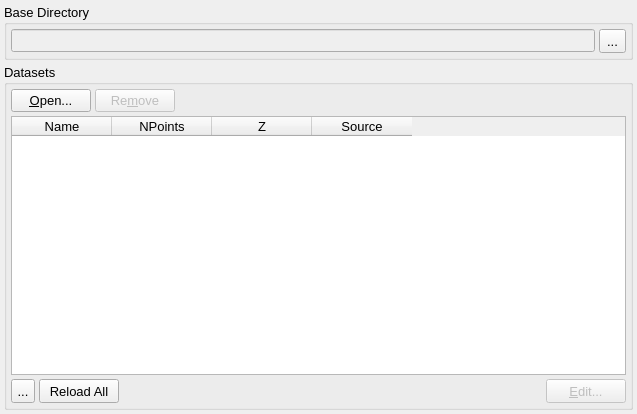
trisyoungs/uchroma, file src/gui/data.ui: the form before one commit.
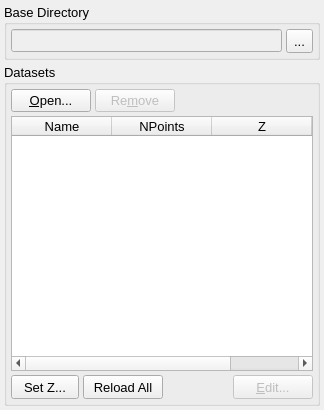
The form after the commit. Icons and pictures are not drawn.

Patch:
```diff
--- a/src/gui/data.ui
+++ b/src/gui/data.ui
@@ -6,8 +6,8 @@
    <rect>
     <x>0</x>
     <y>0</y>
-    <width>637</width>
-    <height>414</height>
+    <width>324</width>
+    <height>410</height>
    </rect>
   </property>
   <property name="sizePolicy">
@@ -203,7 +203,13 @@
          <number>4</number>
         </property>
         <item>
-         <widget class="QToolButton" name="GetZFromTimeStampButton">
+         <widget class="QPushButton" name="SetZButton">
+          <property name="sizePolicy">
+           <sizepolicy hsizetype="Expanding" vsizetype="Fixed">
+            <horstretch>0</horstretch>
+            <verstretch>0</verstretch>
+           </sizepolicy>
+          </property>
           <property name="minimumSize">
            <size>
             <width>24</width>
@@ -212,12 +218,12 @@
           </property>
           <property name="maximumSize">
            <size>
-            <width>24</width>
-            <height>27</height>
+            <width>68</width>
+            <height>300</height>
            </size>
           </property>
           <property name="text">
-           <string>...</string>
+           <string>Set Z...</string>
           </property>
          </widget>
         </item>
```
